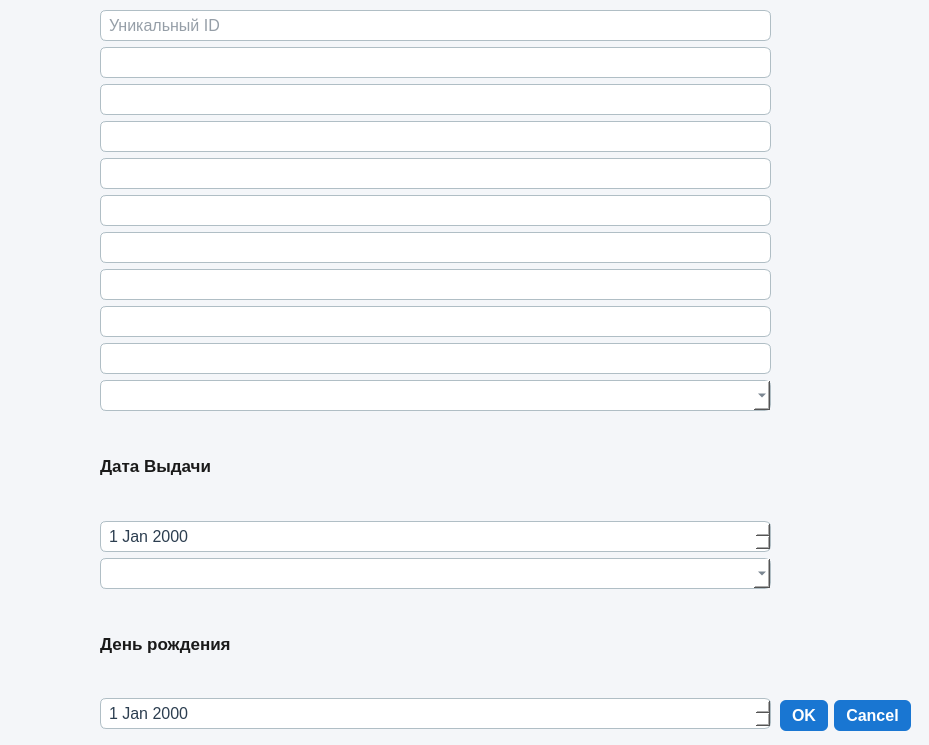
This is ManagerDataCore/passportdialog.ui in Gerakl1123/ARDA_Stud_Manager as Qt 5 draws it before an edit. The edited form follows.
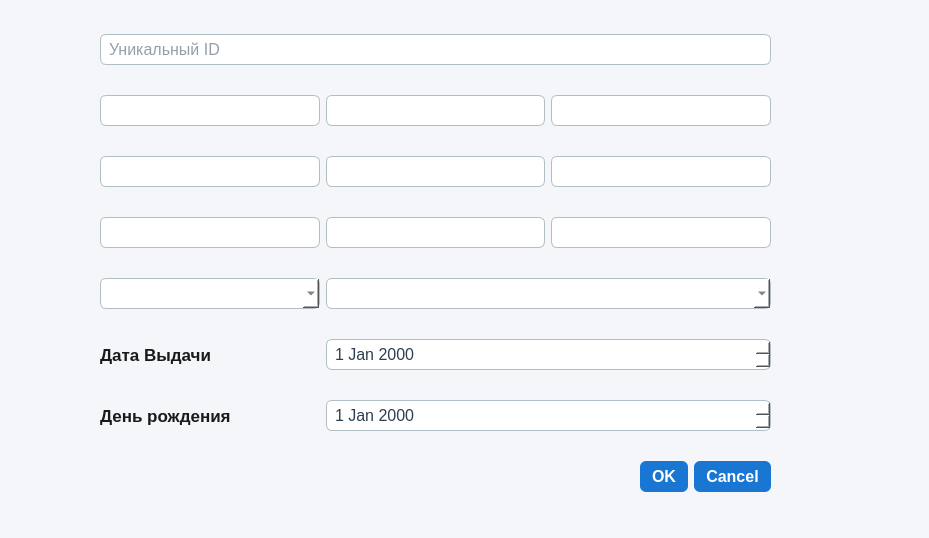
This is the edited form.

Patch:
```diff
--- a/ManagerDataCore/passportdialog.ui
+++ b/ManagerDataCore/passportdialog.ui
@@ -7,7 +7,7 @@
     <x>0</x>
     <y>0</y>
     <width>929</width>
-    <height>745</height>
+    <height>538</height>
    </rect>
   </property>
   <property name="windowTitle">
@@ -94,92 +94,86 @@
 }
 </string>
   </property>
-  <widget class="QDialogButtonBox" name="buttonBox">
-   <property name="geometry">
-    <rect>
-     <x>290</x>
-     <y>700</y>
-     <width>621</width>
-     <height>32</height>
-    </rect>
-   </property>
-   <property name="orientation">
-    <enum>Qt::Orientation::Horizontal</enum>
-   </property>
-   <property name="standardButtons">
-    <set>QDialogButtonBox::StandardButton::Cancel|QDialogButtonBox::StandardButton::Ok</set>
-   </property>
-  </widget>
   <widget class="QWidget" name="gridLayoutWidget">
    <property name="geometry">
     <rect>
      <x>100</x>
      <y>10</y>
      <width>671</width>
-     <height>719</height>
+     <height>511</height>
     </rect>
    </property>
    <layout class="QGridLayout" name="gridLayout">
-    <item row="11" column="0">
-     <widget class="QLabel" name="label">
-      <property name="text">
-       <string>Дата Выдачи</string>
-      </property>
-     </widget>
-    </item>
-    <item row="5" column="0">
-     <widget class="QLineEdit" name="lineEditNumberPassport"/>
-    </item>
-    <item row="13" column="0">
-     <widget class="QDateEdit" name="dateEditDateVidachi"/>
-    </item>
-    <item row="7" column="0">
-     <widget class="QLineEdit" name="lineEditCodePodr"/>
-    </item>
-    <item row="2" column="0">
-     <widget class="QLineEdit" name="lineEditMiddleName"/>
-    </item>
-    <item row="9" column="0">
-     <widget class="QLineEdit" name="lineEditBirthPlace"/>
-    </item>
-    <item row="15" column="0">
-     <widget class="QLabel" name="label_2">
-      <property name="text">
-       <string>День рождения</string>
-      </property>
-     </widget>
-    </item>
-    <item row="14" column="0">
-     <widget class="QComboBox" name="comboBoxGrazdanstvo"/>
-    </item>
-    <item row="16" column="0">
-     <widget class="QDateEdit" name="dateEditBirthDay"/>
-    </item>
-    <item row="4" column="0">
-     <widget class="QLineEdit" name="lineEditSeria"/>
-    </item>
-    <item row="8" column="0">
-     <widget class="QLineEdit" name="lineEditAddress"/>
-    </item>
-    <item row="1" column="0">
-     <widget class="QLineEdit" name="lineEditName"/>
-    </item>
-    <item row="3" column="0">
-     <widget class="QLineEdit" name="lineEditLastName"/>
-    </item>
     <item row="10" column="0">
      <widget class="QComboBox" name="comboBoxGender"/>
     </item>
-    <item row="6" column="0">
+    <item row="1" column="0">
+     <widget class="QLineEdit" name="lineEditName"/>
+    </item>
+    <item row="3" column="2">
      <widget class="QLineEdit" name="lineEditKemVidan"/>
     </item>
-    <item row="0" column="0">
+    <item row="10" column="1" colspan="2">
+     <widget class="QComboBox" name="comboBoxGrazdanstvo"/>
+    </item>
+    <item row="1" column="1">
+     <widget class="QLineEdit" name="lineEditMiddleName"/>
+    </item>
+    <item row="0" column="0" colspan="3">
      <widget class="QLineEdit" name="lineEditIDPassport">
       <property name="placeholderText">
        <string>Уникальный ID</string>
       </property>
      </widget>
     </item>
+    <item row="7" column="2">
+     <widget class="QLineEdit" name="lineEditBirthPlace"/>
+    </item>
+    <item row="3" column="0">
+     <widget class="QLineEdit" name="lineEditSeria"/>
+    </item>
+    <item row="1" column="2">
+     <widget class="QLineEdit" name="lineEditLastName"/>
+    </item>
+    <item row="3" column="1">
+     <widget class="QLineEdit" name="lineEditNumberPassport"/>
+    </item>
+    <item row="7" column="0">
+     <widget class="QLineEdit" name="lineEditCodePodr"/>
+    </item>
+    <item row="7" column="1">
+     <widget class="QLineEdit" name="lineEditAddress"/>
+    </item>
+    <item row="13" column="2">
+     <widget class="QDialogButtonBox" name="buttonBox">
+      <property name="orientation">
+       <enum>Qt::Orientation::Horizontal</enum>
+      </property>
+      <property name="standardButtons">
+       <set>QDialogButtonBox::StandardButton::Cancel|QDialogButtonBox::StandardButton::Ok</set>
+      </property>
+     </widget>
+    </item>
+    <item row="11" column="0">
+     <widget class="QLabel" name="label">
+      <property name="text">
+       <string>Дата Выдачи</string>
+      </property>
+     </widget>
+    </item>
+    <item row="12" column="0">
+     <widget class="QLabel" name="label_2">
+      <property name="text">
+       <string>День рождения</string>
+      </property>
+     </widget>
+    </item>
+    <item row="12" column="1" colspan="2">
+     <widget class="QDateEdit" name="dateEditBirthDay"/>
+    </item>
+    <item row="11" column="1" colspan="2">
+     <widget class="QDateEdit" name="dateEditDateVidachi"/>
+    </item>
    </layout>
   </widget>
  </widget>
```
